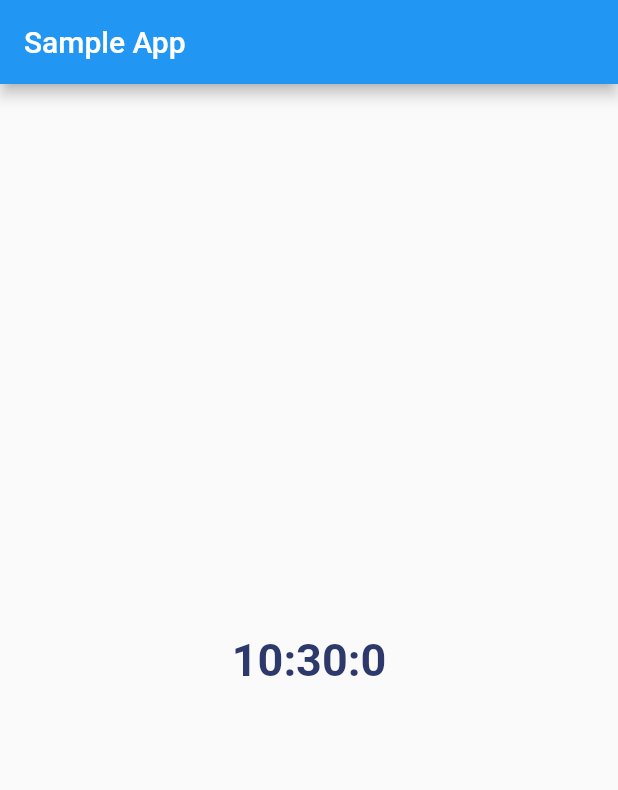
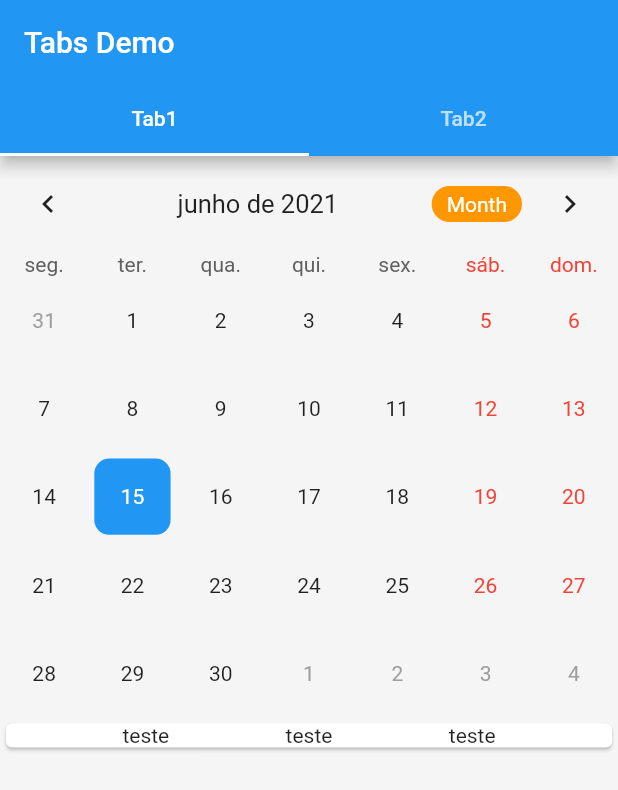
Before and after one commit to Aledsilva/agendamento_flutter, a Flutter app: the screen it shows after launch, on a phone screen of 412 x 824 dp. Shown: the top 790 px of the screen. Run offline on Flutter 3.47's test engine with Material 2 defaults, Android fonts, the phone set to English and light mode, and no system bars; drawn by our look-alikes of table_calendar; our stand-ins replace camera, image_picker, shared_preferences, timer_builder; missing offline and left inert: easy_mask, scrolling_day_calendar, slide_digital_clock.

Commit message:
Replicando activities.

```diff
--- /dev/null
+++ b/lib/eventos/calendario_dario.dart
@@ -0,0 +1,194 @@
+import 'dart:convert';
+import 'package:flutter/material.dart';
+import 'package:shared_preferences/shared_preferences.dart';
+import 'package:table_calendar/table_calendar.dart';
+
+class DynamicEvent extends StatefulWidget {
+  @override
+  _DynamicEventState createState() => _DynamicEventState();
+}
+
+class _DynamicEventState extends State<DynamicEvent> {
+  CalendarController _controller;
+  Map<DateTime, List<dynamic>> _events;
+  List<dynamic> _selectedEvents;
+  TextEditingController _eventController;
+  SharedPreferences prefs;
+
+  @override
+  void initState() {
+    super.initState();
+    _controller = CalendarController();
+    _eventController = TextEditingController();
+    _events = {};
+    _selectedEvents = [];
+    prefsData();
+  }
+
+  prefsData() async {
+    prefs = await SharedPreferences.getInstance();
+    setState(() {
+      _events = Map<DateTime, List<dynamic>>.from(
+          decodeMap(json.decode(prefs.getString("events") ?? "{}")));
+    });
+  }
+
+  Map<String, dynamic> encodeMap(Map<DateTime, dynamic> map) {
+    Map<String, dynamic> newMap = {};
+    map.forEach((key, value) {
+      newMap[key.toString()] = map[key];
+    });
+    return newMap;
+  }
+  Map<DateTime, dynamic> decodeMap(Map<String, dynamic> map) {
+    Map<DateTime, dynamic> newMap = {};
+    map.forEach((key, value) {
+      newMap[DateTime.parse(key)] = map[key];
+    });
+    return newMap;
+  }
+
+  @override
+  Widget build(BuildContext context) {
+    return Scaffold(
+      backgroundColor: Colors.grey[100],
+      body: SingleChildScrollView(
+          child: Column(
+            crossAxisAlignment: CrossAxisAlignment.start,
+            children: <Widget>[
+              TableCalendar(
+                events: _events,
+                initialCalendarFormat: CalendarFormat.month,
+                calendarStyle: CalendarStyle(
+                    canEventMarkersOverflow: true,
+                    todayColor: Colors.orange,
+                    selectedColor: Theme.of(context).primaryColor,
+                    todayStyle: TextStyle(
+                        fontWeight: FontWeight.bold,
+                        fontSize: 18.0,
+                        color: Colors.white)),
+                headerStyle: HeaderStyle(
+                  centerHeaderTitle: true,
+                  formatButtonDecoration: BoxDecoration(
+                    color: Colors.orange,
+                    borderRadius: BorderRadius.circular(20.0),
+                  ),
+                  formatButtonTextStyle: TextStyle(color: Colors.white),
+                  formatButtonShowsNext: false,
+                ),
+                startingDayOfWeek: StartingDayOfWeek.monday,
+                onDaySelected: (date, events,holidays) {
+                  setState(() {
+                    _selectedEvents = events;
+                  });
+                },
+                builders: CalendarBuilders(
+                  selectedDayBuilder: (context, date, events) => Container(
+                      margin: const EdgeInsets.all(4.0),
+                      alignment: Alignment.center,
+                      decoration: BoxDecoration(
+                          color: Theme.of(context).primaryColor,
+                          borderRadius: BorderRadius.circular(10.0)),
+                      child: Text(
+                        date.day.toString(),
+                        style: TextStyle(color: Colors.white),
+                      )),
+                  todayDayBuilder: (context, date, events) => Container(
+                      margin: const EdgeInsets.all(4.0),
+                      alignment: Alignment.center,
+                      decoration: BoxDecoration(
+                          color: Colors.orange,
+                          borderRadius: BorderRadius.circular(10.0)),
+                      child: Text(
+                        date.day.toString(),
+                        style: TextStyle(color: Colors.white),
+                      )),
+                ),
+                calendarController: _controller,
+              ),
+              ..._selectedEvents.map((event) => Padding(
+                padding: const EdgeInsets.all(8.0),
+                child: Container(
+                  height: MediaQuery.of(context).size.height/20,
+                  width: MediaQuery.of(context).size.width/2,
+                  decoration: BoxDecoration(
+                      borderRadius: BorderRadius.circular(30),
+                      color: Colors.white,
+                      border: Border.all(color: Colors.grey)
+                  ),
+                  child: Center(
+                      child: Text(event,
+                        style: TextStyle(color: Colors.blue,
+                            fontWeight: FontWeight.bold,fontSize: 16),)
+                  ),
+                ),
+              )),
+              Align(
+                alignment: Alignment.bottomCenter,
+                child: Column(
+                  children: [
+                    Center(
+                      child: Card(
+                        child: Row(
+                          mainAxisAlignment: MainAxisAlignment.spaceEvenly,
+                          children: [
+                            Text("teste"),
+                            Text("teste"),
+                            Text("teste"),
+                          ],
+                        )
+                      ),
+                    ),
+                  ],
+                ),
+              ),
+            ],
+          ),
+      ),
+
+      /*floatingActionButton: FloatingActionButton(
+        backgroundColor: Colors.black,
+        child: Icon(Icons.add),
+        onPressed: _showAddDialog,
+      ),*/
+    );
+  }
+
+
+
+
+//Isso aqui vai ser descartado
+/*  _showAddDialog() async {
+    await showDialog(
+        context: context,
+        builder: (context) => AlertDialog(
+          backgroundColor: Colors.white70,
+          title: Text("Add Events"),
+          content: TextField(
+            controller: _eventController,
+          ),
+          actions: <Widget>[
+            FlatButton(
+              child: Text("Save",style: TextStyle(color: Colors.red,fontWeight: FontWeight.bold),),
+              onPressed: () {
+                if (_eventController.text.isEmpty) return;
+                setState(() {
+                  if (_events[_controller.selectedDay] != null) {
+                    _events[_controller.selectedDay]
+                        .add(_eventController.text);
+                  } else {
+                    _events[_controller.selectedDay] = [
+                      _eventController.text
+                    ];
+                  }
+                  prefs.setString("events", json.encode(encodeMap(_events)));
+                  _eventController.clear();
+                  Navigator.pop(context);
+                });
+
+              },
+            )
+          ],
+        ));
+  }*/
+}
--- /dev/null
+++ b/lib/eventos/eventos_replica.dart
@@ -0,0 +1,32 @@
+import 'package:agendamento_flutter/eventos/calendario_dario.dart';
+import 'package:agendamento_flutter/eventos/lista_lista.dart';
+import 'package:flutter/material.dart';
+
+class EventosReplica extends StatelessWidget {
+  @override
+  Widget build(BuildContext context) {
+    return MaterialApp(
+      home: DefaultTabController(
+        length: 2,
+        child: Scaffold(
+          appBar: AppBar(
+            bottom: TabBar(
+              tabs: [
+                Tab(child: Text("Tab1")),
+                Tab(child: Text("Tab2"))
+              ],
+            ),
+            title: Text('Tabs Demo'),
+          ),
+          body: TabBarView(
+            children: [
+              DynamicEvent(),
+              Lista()
+              //Calendario(title: "Kiko"),
+            ],
+          ),
+        ),
+      ),
+    );
+  }
+}
--- /dev/null
+++ b/lib/eventos/lista_lista.dart
@@ -0,0 +1,21 @@
+import 'package:flutter/material.dart';
+
+class Lista extends StatefulWidget {
+  @override
+  _ListaState createState() => _ListaState();
+}
+
+class _ListaState extends State<Lista> {
+  @override
+  Widget build(BuildContext context) {
+    return Scaffold(
+      body: SingleChildScrollView(
+        child: Column(
+          children: [
+            Icon(Icons.list)
+          ],
+        ),
+      ),
+    );
+  }
+}
--- a/lib/main.dart
+++ b/lib/main.dart
@@ -1,5 +1,7 @@
 import 'package:agendamento_flutter/TimeBuilder.dart';
 import 'package:agendamento_flutter/clock_teste.dart';
+import 'package:agendamento_flutter/eventos/calendario_dario.dart';
+import 'eventos/eventos_replica.dart';
 import 'package:agendamento_flutter/home_screen.dart';
 import 'package:agendamento_flutter/maskTeste.dart';
 import 'package:agendamento_flutter/mercado_pago.dart';
@@ -15,7 +17,7 @@ void main(){
   Intl.defaultLocale = 'pt_BR';
   initializeDateFormatting();
   runApp(MaterialApp(
-    home: SampleApp()
+    home: EventosReplica()
   ));
 
 }
--- a/lib/mercado_pago.dart
+++ b/lib/mercado_pago.dart
@@ -1,9 +1,9 @@
-import 'package:flutter/material.dart';
+/*import 'package:flutter/material.dart';
 import 'package:mercado_pago_integration/core/failures.dart';
 import 'package:mercado_pago_integration/mercado_pago_integration.dart';
-import 'package:mercado_pago_integration/models/payment.dart';
+import 'package:mercado_pago_integration/models/payment.dart';*/
 
-var precoString = "150,90";
+/*var precoString = "150,90";
 var korije = precoString.replaceAll(",", ".");
 
 double preco = double.parse(korije);
@@ -60,4 +60,4 @@ class _MercadoPagoState extends State<MercadoPago> {
       ),
     );
   }
-}
+}*/
--- a/lib/reserve_screen.dart
+++ b/lib/reserve_screen.dart
@@ -189,11 +189,11 @@ class _ReservePageState extends State<ReservePage> {
                                 setState(() {
                                   //widget.selectedHour = widget.valor;
                                   //pegar os valores de data horario e modalidade
-                                  Navigator.push(
+                                  /*Navigator.push(
                                       context,
                                       MaterialPageRoute(
                                           builder: (context) =>
-                                              MercadoPago()));
+                                              MercadoPago()));*/
                                 });
                               },
                             ),
```
Also changed, not shown: pubspec.yaml (+7 -2 lines), pubspec.lock.
